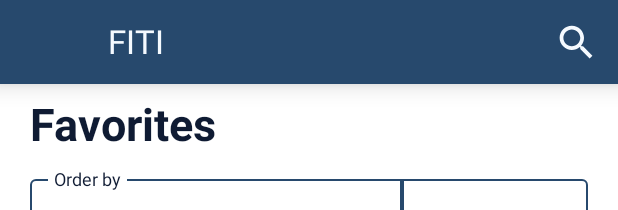
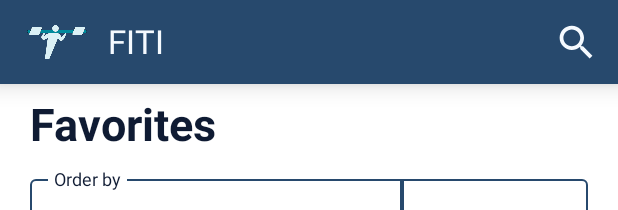
Before and after one commit to JoseMenta/TP3_HCI, an Android app built with Jetpack Compose: the @Preview function FavoritesScreenPreview, on a phone screen of 412 x 824 dp. Shown: the top 210 px of the screen. Run offline under Robolectric (Android 15) with nearby library versions, the phone set to English and light mode, and no system bars; pictures from the network do not load.

```diff
--- a/app/src/main/java/com/example/tp3_hci/components/navigation/TopNavigationBar.kt
+++ b/app/src/main/java/com/example/tp3_hci/components/navigation/TopNavigationBar.kt
@@ -1,12 +1,20 @@
 package com.example.tp3_hci.components.navigation
 
+import androidx.compose.foundation.Image
+import androidx.compose.foundation.layout.Column
+import androidx.compose.foundation.layout.fillMaxWidth
+import androidx.compose.foundation.layout.size
 import androidx.compose.material.*
 import androidx.compose.material.icons.Icons
 import androidx.compose.material.icons.filled.*
 import androidx.compose.runtime.Composable
+import androidx.compose.ui.Alignment
+import androidx.compose.ui.Modifier
+import androidx.compose.ui.res.painterResource
 import androidx.compose.ui.tooling.preview.Preview
 import androidx.compose.ui.unit.dp
 import androidx.compose.ui.unit.sp
+import com.example.tp3_hci.R
 import com.example.tp3_hci.ui.theme.FitiBlue
 import com.example.tp3_hci.ui.theme.FitiWhiteText
 import com.example.tp3_hci.ui.theme.TP3_HCITheme
@@ -31,6 +39,17 @@ fun TopNavigationBar(
         navigationIcon = {
             if (leftIcon != null) {
                 leftIcon()
+            } else {
+                Column(
+                    modifier = Modifier.fillMaxWidth(),
+                    horizontalAlignment = Alignment.CenterHorizontally
+                ){
+                    Image(
+                        painter = painterResource(id = R.drawable.fiti),
+                        contentDescription = "Logo FITI",
+                        modifier = Modifier.size(40.dp)
+                    )
+                }
             }
         },
         title = {
```
Also changed, not shown: app/src/main/res/drawable/fiti.png (added).
